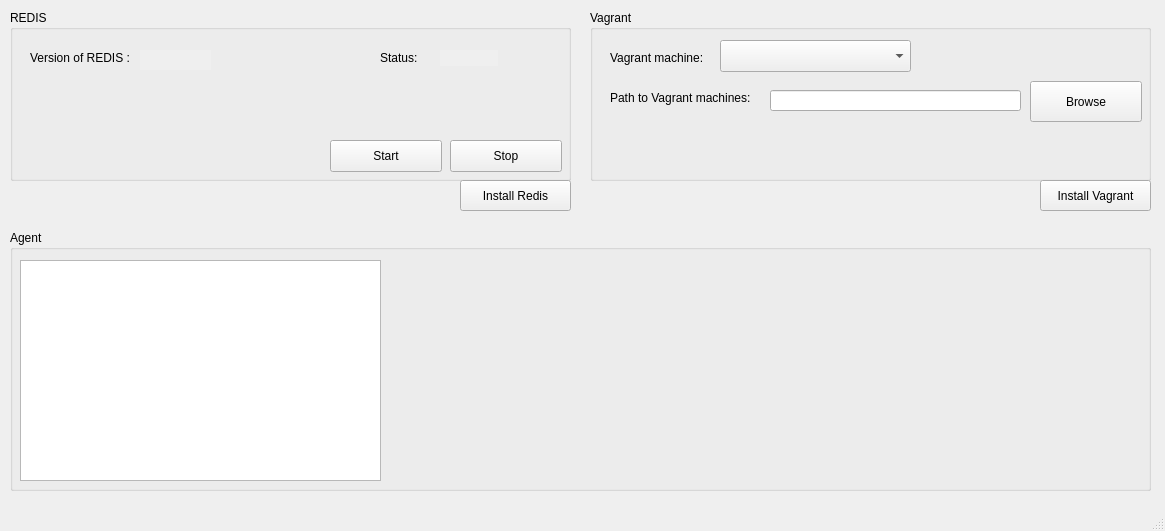
The window that gui/main_gui.ui (MCYP-UniversidadReyJuanCarlos/19-20_ramapi) describes before a commit, drawn with Qt 5.
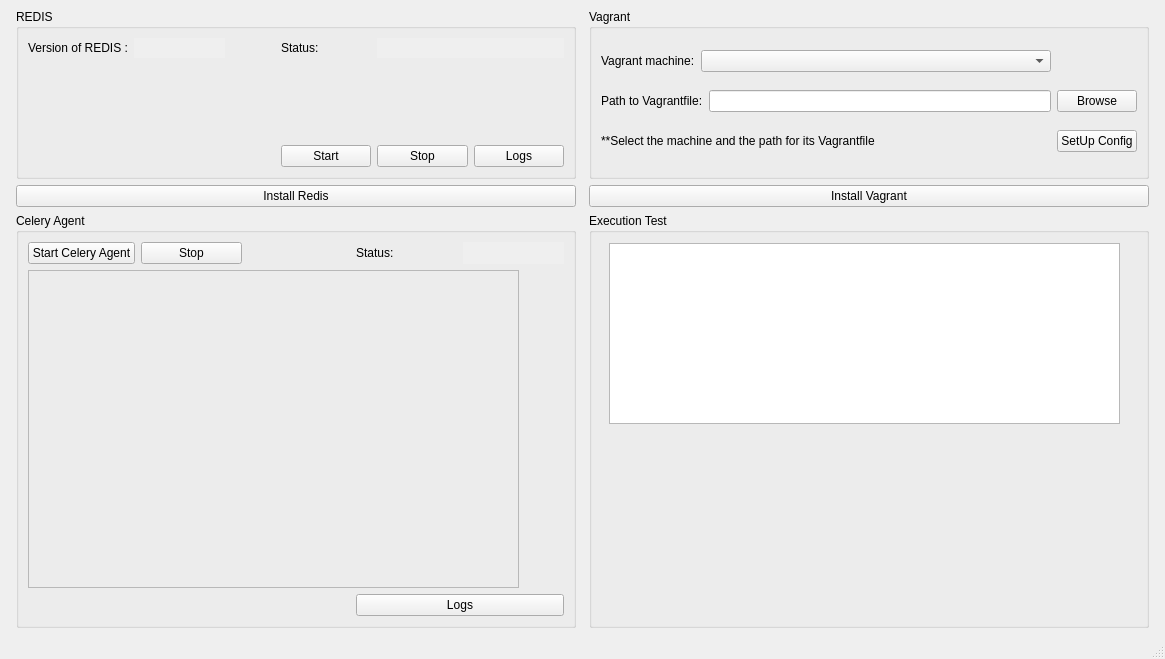
The same window after the commit.

Commit message: Adding the Celery zone and layout to allow the resize of the window

```diff
--- a/gui/main_gui.ui
+++ b/gui/main_gui.ui
@@ -7,234 +7,325 @@
     <x>0</x>
     <y>0</y>
     <width>1165</width>
-    <height>531</height>
+    <height>655</height>
    </rect>
   </property>
   <property name="windowTitle">
    <string>MainWindow</string>
   </property>
   <widget class="QWidget" name="centralwidget">
-   <widget class="QGroupBox" name="group_redis">
-    <property name="geometry">
-     <rect>
-      <x>10</x>
-      <y>10</y>
-      <width>561</width>
-      <height>171</height>
-     </rect>
-    </property>
-    <property name="statusTip">
-     <string/>
-    </property>
-    <property name="title">
-     <string>REDIS</string>
-    </property>
-    <widget class="QLabel" name="version_of_redis_title">
-     <property name="geometry">
-      <rect>
-       <x>20</x>
-       <y>40</y>
-       <width>111</width>
-       <height>16</height>
-      </rect>
-     </property>
-     <property name="text">
-      <string>Version of REDIS :</string>
-     </property>
-    </widget>
-    <widget class="QLabel" name="version_of_redis_label">
-     <property name="geometry">
-      <rect>
-       <x>130</x>
-       <y>40</y>
-       <width>71</width>
-       <height>20</height>
-      </rect>
-     </property>
-     <property name="autoFillBackground">
-      <bool>true</bool>
-     </property>
-     <property name="text">
-      <string/>
-     </property>
-    </widget>
-    <widget class="QLabel" name="status_redis_title">
-     <property name="geometry">
-      <rect>
-       <x>370</x>
-       <y>40</y>
-       <width>58</width>
-       <height>16</height>
-      </rect>
-     </property>
-     <property name="text">
-      <string>Status:</string>
-     </property>
-    </widget>
-    <widget class="QLabel" name="status_redis">
-     <property name="geometry">
-      <rect>
-       <x>430</x>
-       <y>40</y>
-       <width>58</width>
-       <height>16</height>
-      </rect>
-     </property>
-     <property name="autoFillBackground">
-      <bool>true</bool>
-     </property>
-     <property name="text">
-      <string/>
-     </property>
-    </widget>
-    <widget class="QPushButton" name="start_redis_button">
-     <property name="geometry">
-      <rect>
-       <x>320</x>
-       <y>130</y>
-       <width>112</width>
-       <height>32</height>
-      </rect>
-     </property>
-     <property name="text">
-      <string>Start</string>
-     </property>
-    </widget>
-    <widget class="QPushButton" name="stop_redis_button">
-     <property name="geometry">
-      <rect>
-       <x>440</x>
-       <y>130</y>
-       <width>112</width>
-       <height>32</height>
-      </rect>
-     </property>
-     <property name="text">
-      <string>Stop</string>
-     </property>
-    </widget>
-   </widget>
-   <widget class="QGroupBox" name="group_vagrant">
-    <property name="geometry">
-     <rect>
-      <x>590</x>
-      <y>10</y>
-      <width>561</width>
-      <height>171</height>
-     </rect>
-    </property>
-    <property name="title">
-     <string>Vagrant</string>
-    </property>
-    <widget class="QLabel" name="vagrant_boxes_label">
-     <property name="geometry">
-      <rect>
-       <x>20</x>
-       <y>40</y>
-       <width>111</width>
-       <height>16</height>
-      </rect>
-     </property>
-     <property name="text">
-      <string>Vagrant machine:</string>
-     </property>
-    </widget>
-    <widget class="QComboBox" name="combo_vagrant_boxes">
-     <property name="geometry">
-      <rect>
-       <x>130</x>
-       <y>30</y>
-       <width>191</width>
-       <height>32</height>
-      </rect>
-     </property>
-    </widget>
-    <widget class="QLabel" name="label">
-     <property name="geometry">
-      <rect>
-       <x>20</x>
-       <y>80</y>
-       <width>161</width>
-       <height>16</height>
-      </rect>
-     </property>
-     <property name="text">
-      <string>Path to Vagrant machines:</string>
-     </property>
-    </widget>
-    <widget class="QLineEdit" name="lineEdit">
-     <property name="geometry">
-      <rect>
-       <x>180</x>
-       <y>80</y>
-       <width>251</width>
-       <height>21</height>
-      </rect>
-     </property>
-    </widget>
-    <widget class="QPushButton" name="open_browse_files_vagrant">
-     <property name="geometry">
-      <rect>
-       <x>440</x>
-       <y>71</y>
-       <width>112</width>
-       <height>41</height>
-      </rect>
-     </property>
-     <property name="text">
-      <string>Browse</string>
-     </property>
-    </widget>
-   </widget>
-   <widget class="QGroupBox" name="agent_box">
-    <property name="geometry">
-     <rect>
-      <x>10</x>
-      <y>230</y>
-      <width>1141</width>
-      <height>261</height>
-     </rect>
-    </property>
-    <property name="title">
-     <string>Agent</string>
-    </property>
-    <widget class="QListWidget" name="listWidget">
-     <property name="geometry">
-      <rect>
-       <x>10</x>
-       <y>30</y>
-       <width>361</width>
-       <height>221</height>
-      </rect>
-     </property>
-    </widget>
-   </widget>
-   <widget class="QPushButton" name="install_redis_button">
-    <property name="geometry">
-     <rect>
-      <x>460</x>
-      <y>180</y>
-      <width>111</width>
-      <height>31</height>
-     </rect>
-    </property>
-    <property name="text">
-     <string>Install Redis</string>
-    </property>
-   </widget>
-   <widget class="QPushButton" name="install_vagrant_button">
-    <property name="geometry">
-     <rect>
-      <x>1040</x>
-      <y>180</y>
-      <width>111</width>
-      <height>31</height>
-     </rect>
-    </property>
-    <property name="text">
-     <string>Install Vagrant</string>
-    </property>
-   </widget>
+   <layout class="QGridLayout" name="gridLayout">
+    <item row="1" column="1">
+     <widget class="QGroupBox" name="group_vagrant">
+      <property name="minimumSize">
+       <size>
+        <width>560</width>
+        <height>170</height>
+       </size>
+      </property>
+      <property name="maximumSize">
+       <size>
+        <width>560</width>
+        <height>170</height>
+       </size>
+      </property>
+      <property name="title">
+       <string>Vagrant</string>
+      </property>
+      <layout class="QGridLayout" name="gridLayout_4">
+       <item row="0" column="0">
+        <widget class="QLabel" name="vagrant_boxes_label">
+         <property name="text">
+          <string>Vagrant machine:</string>
+         </property>
+        </widget>
+       </item>
+       <item row="0" column="1" colspan="2">
+        <widget class="QComboBox" name="combo_vagrant_boxes"/>
+       </item>
+       <item row="1" column="0" colspan="2">
+        <widget class="QLabel" name="label">
+         <property name="text">
+          <string>Path to Vagrantfile:</string>
+         </property>
+        </widget>
+       </item>
+       <item row="1" column="2">
+        <widget class="QLineEdit" name="path_to_vagrantfile"/>
+       </item>
+       <item row="1" column="3">
+        <widget class="QPushButton" name="open_browse_files_vagrant">
+         <property name="text">
+          <string>Browse</string>
+         </property>
+        </widget>
+       </item>
+       <item row="2" column="0" colspan="3">
+        <widget class="QLabel" name="label_2">
+         <property name="text">
+          <string>**Select the machine and the path for its Vagrantfile</string>
+         </property>
+        </widget>
+       </item>
+       <item row="2" column="3">
+        <widget class="QPushButton" name="set_up_config_ini">
+         <property name="text">
+          <string>SetUp Config</string>
+         </property>
+        </widget>
+       </item>
+      </layout>
+     </widget>
+    </item>
+    <item row="3" column="0">
+     <widget class="QPushButton" name="install_redis_button">
+      <property name="text">
+       <string>Install Redis</string>
+      </property>
+     </widget>
+    </item>
+    <item row="3" column="1">
+     <widget class="QPushButton" name="install_vagrant_button">
+      <property name="text">
+       <string>Install Vagrant</string>
+      </property>
+     </widget>
+    </item>
+    <item row="4" column="1">
+     <widget class="QGroupBox" name="groupBox_2">
+      <property name="minimumSize">
+       <size>
+        <width>560</width>
+        <height>415</height>
+       </size>
+      </property>
+      <property name="maximumSize">
+       <size>
+        <width>560</width>
+        <height>16777215</height>
+       </size>
+      </property>
+      <property name="title">
+       <string>Execution Test</string>
+      </property>
+      <widget class="QListWidget" name="test_cases_list">
+       <property name="geometry">
+        <rect>
+         <x>20</x>
+         <y>30</y>
+         <width>511</width>
+         <height>181</height>
+        </rect>
+       </property>
+      </widget>
+     </widget>
+    </item>
+    <item row="1" column="0">
+     <widget class="QGroupBox" name="group_redis">
+      <property name="minimumSize">
+       <size>
+        <width>560</width>
+        <height>170</height>
+       </size>
+      </property>
+      <property name="maximumSize">
+       <size>
+        <width>560</width>
+        <height>170</height>
+       </size>
+      </property>
+      <property name="statusTip">
+       <string/>
+      </property>
+      <property name="title">
+       <string>REDIS</string>
+      </property>
+      <layout class="QGridLayout" name="gridLayout_2">
+       <item row="0" column="1">
+        <widget class="QLabel" name="version_of_redis_label">
+         <property name="autoFillBackground">
+          <bool>true</bool>
+         </property>
+         <property name="text">
+          <string/>
+         </property>
+        </widget>
+       </item>
+       <item row="3" column="5">
+        <widget class="QPushButton" name="start_redis_button">
+         <property name="text">
+          <string>Start</string>
+         </property>
+        </widget>
+       </item>
+       <item row="1" column="3">
+        <spacer name="verticalSpacer">
+         <property name="orientation">
+          <enum>Qt::Vertical</enum>
+         </property>
+         <property name="sizeHint" stdset="0">
+          <size>
+           <width>20</width>
+           <height>40</height>
+          </size>
+         </property>
+        </spacer>
+       </item>
+       <item row="0" column="6" colspan="2">
+        <widget class="QLabel" name="status_redis">
+         <property name="autoFillBackground">
+          <bool>true</bool>
+         </property>
+         <property name="text">
+          <string/>
+         </property>
+        </widget>
+       </item>
+       <item row="3" column="6">
+        <widget class="QPushButton" name="stop_redis_button">
+         <property name="text">
+          <string>Stop</string>
+         </property>
+        </widget>
+       </item>
+       <item row="0" column="4">
+        <spacer name="horizontalSpacer">
+         <property name="orientation">
+          <enum>Qt::Horizontal</enum>
+         </property>
+         <property name="sizeType">
+          <enum>QSizePolicy::Preferred</enum>
+         </property>
+         <property name="sizeHint" stdset="0">
+          <size>
+           <width>30</width>
+           <height>20</height>
+          </size>
+         </property>
+        </spacer>
+       </item>
+       <item row="0" column="0">
+        <widget class="QLabel" name="version_of_redis_title">
+         <property name="text">
+          <string>Version of REDIS :</string>
+         </property>
+        </widget>
+       </item>
+       <item row="3" column="7">
+        <widget class="QPushButton" name="log_redis_button">
+         <property name="text">
+          <string>Logs</string>
+         </property>
+        </widget>
+       </item>
+       <item row="0" column="5">
+        <widget class="QLabel" name="status_redis_title">
+         <property name="text">
+          <string>Status:</string>
+         </property>
+        </widget>
+       </item>
+      </layout>
+     </widget>
+    </item>
+    <item row="4" column="0">
+     <widget class="QGroupBox" name="groupBox">
+      <property name="minimumSize">
+       <size>
+        <width>560</width>
+        <height>415</height>
+       </size>
+      </property>
+      <property name="maximumSize">
+       <size>
+        <width>560</width>
+        <height>16777215</height>
+       </size>
+      </property>
+      <property name="title">
+       <string>Celery Agent</string>
+      </property>
+      <layout class="QGridLayout" name="gridLayout_3">
+       <item row="0" column="4">
+        <widget class="QLabel" name="status_redis_2">
+         <property name="autoFillBackground">
+          <bool>true</bool>
+         </property>
+         <property name="text">
+          <string/>
+         </property>
+        </widget>
+       </item>
+       <item row="2" column="3" colspan="2">
+        <widget class="QPushButton" name="log_redis_button_3">
+         <property name="text">
+          <string>Logs</string>
+         </property>
+        </widget>
+       </item>
+       <item row="1" column="0" colspan="5">
+        <widget class="QFrame" name="celery_log">
+         <property name="sizePolicy">
+          <sizepolicy hsizetype="Fixed" vsizetype="Expanding">
+           <horstretch>0</horstretch>
+           <verstretch>0</verstretch>
+          </sizepolicy>
+         </property>
+         <property name="maximumSize">
+          <size>
+           <width>491</width>
+           <height>1666666</height>
+          </size>
+         </property>
+         <property name="frameShape">
+          <enum>QFrame::StyledPanel</enum>
+         </property>
+         <property name="frameShadow">
+          <enum>QFrame::Raised</enum>
+         </property>
+        </widget>
+       </item>
+       <item row="0" column="3">
+        <widget class="QLabel" name="status_redis_title_2">
+         <property name="text">
+          <string>Status:</string>
+         </property>
+        </widget>
+       </item>
+       <item row="0" column="1">
+        <widget class="QPushButton" name="stop_redis_button_2">
+         <property name="text">
+          <string>Stop</string>
+         </property>
+        </widget>
+       </item>
+       <item row="0" column="0">
+        <widget class="QPushButton" name="pushButton">
+         <property name="text">
+          <string>Start Celery Agent</string>
+         </property>
+        </widget>
+       </item>
+       <item row="0" column="2">
+        <spacer name="horizontalSpacer_2">
+         <property name="orientation">
+          <enum>Qt::Horizontal</enum>
+         </property>
+         <property name="sizeType">
+          <enum>QSizePolicy::Preferred</enum>
+         </property>
+         <property name="sizeHint" stdset="0">
+          <size>
+           <width>40</width>
+           <height>20</height>
+          </size>
+         </property>
+        </spacer>
+       </item>
+      </layout>
+     </widget>
+    </item>
+   </layout>
   </widget>
   <widget class="QStatusBar" name="statusbar"/>
  </widget>
```
The commit also changes 1 other file.
